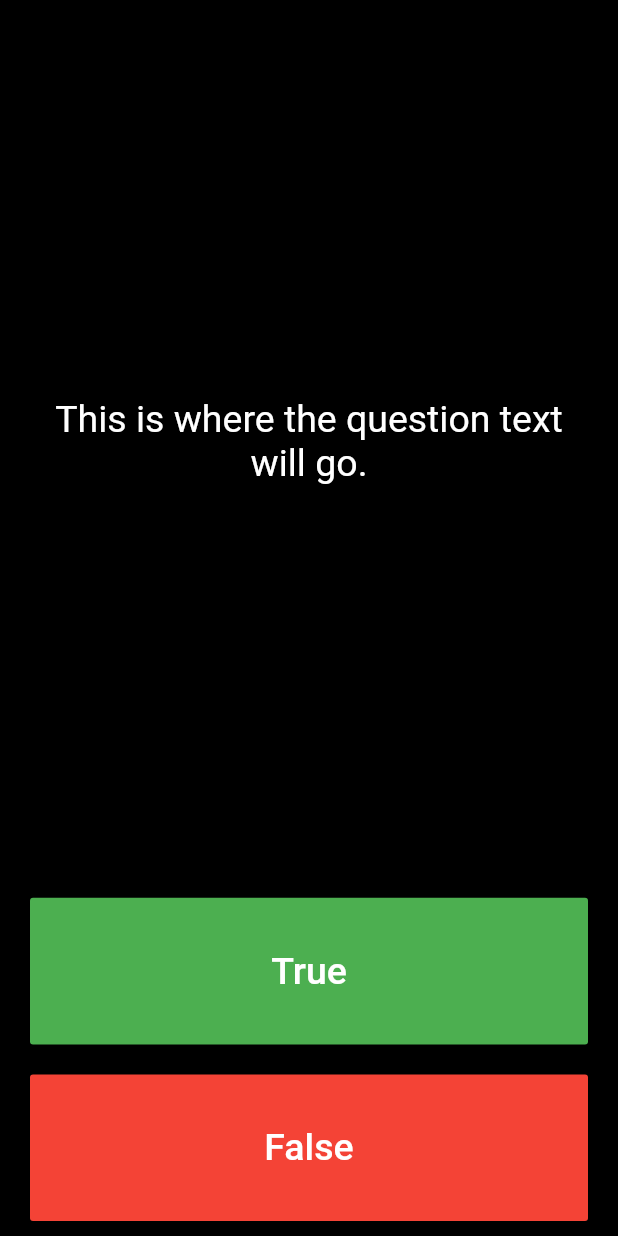
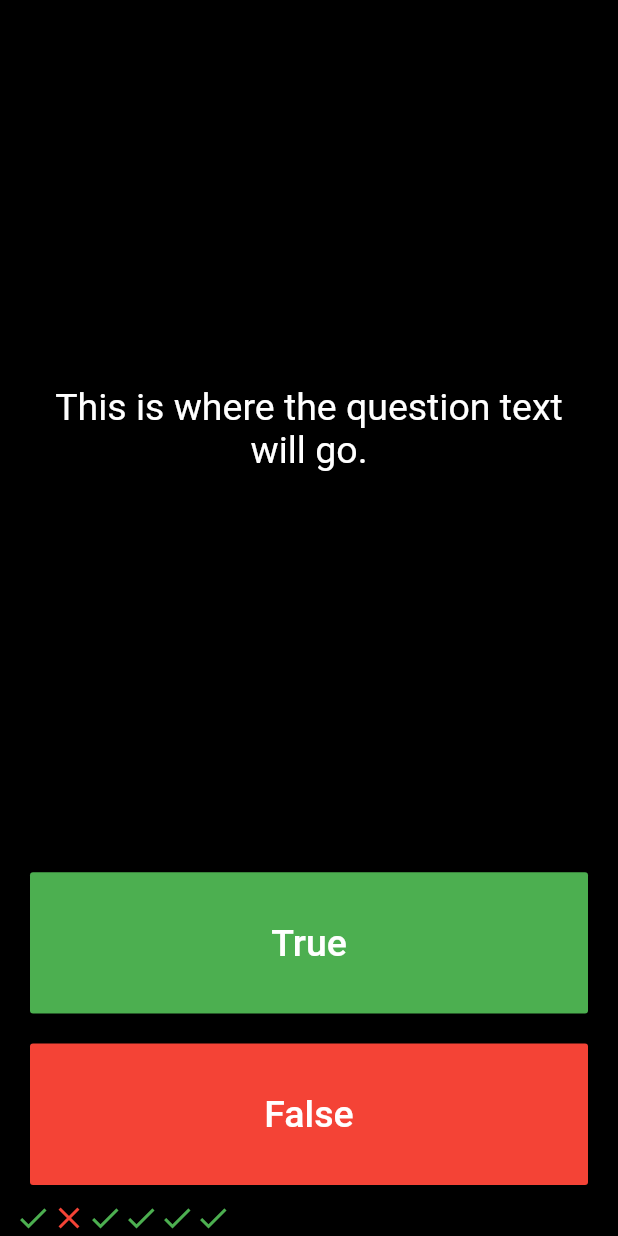
Before and after one commit to Fakorede/flutter-quizapp, a Flutter app: the screen it shows after launch, after a tap on "True", on a phone screen of 412 x 824 dp. Run offline on Flutter 3.47's test engine with Material 2 defaults, Android fonts, the phone set to English and light mode, and no system bars.

Commit message:
building a score keeper

```diff
--- a/lib/main.dart
+++ b/lib/main.dart
@@ -27,6 +27,29 @@ class QuizPage extends StatefulWidget {
 }
 
 class _QuizPageState extends State<QuizPage> {
+  List<Icon> scoreKeeper = [
+    Icon(
+      Icons.check,
+      color: Colors.green,
+    ),
+    Icon(
+      Icons.close,
+      color: Colors.red,
+    ),
+    Icon(
+      Icons.check,
+      color: Colors.green,
+    ),
+    Icon(
+      Icons.check,
+      color: Colors.green,
+    ),
+    Icon(
+      Icons.check,
+      color: Colors.green,
+    ),
+  ];
+
   @override
   Widget build(BuildContext context) {
     return Column(
@@ -63,7 +86,9 @@ class _QuizPageState extends State<QuizPage> {
                 ),
               ),
               onPressed: () {
-                // TRUE
+                setState(() {
+                  scoreKeeper.add(Icon(Icons.check, color: Colors.green));
+                });
               },
             ),
           ),
@@ -82,10 +107,15 @@ class _QuizPageState extends State<QuizPage> {
                 ),
               ),
               onPressed: () {
-                // FALSE
+                setState(() {
+                  scoreKeeper.add(Icon(Icons.close, color: Colors.red));
+                });
               },
             ),
           ),
+        ),
+        Row(
+          children: scoreKeeper,
         ),
       ],
     );
```
